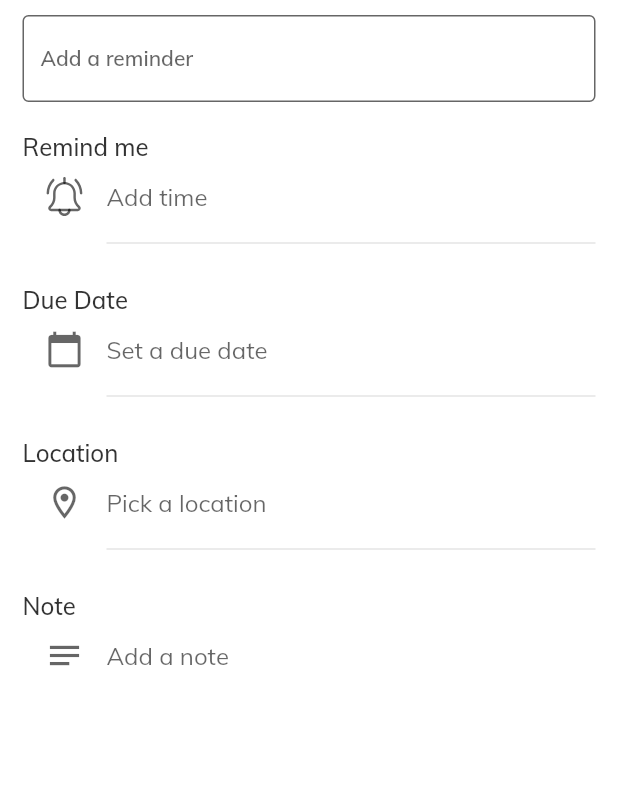
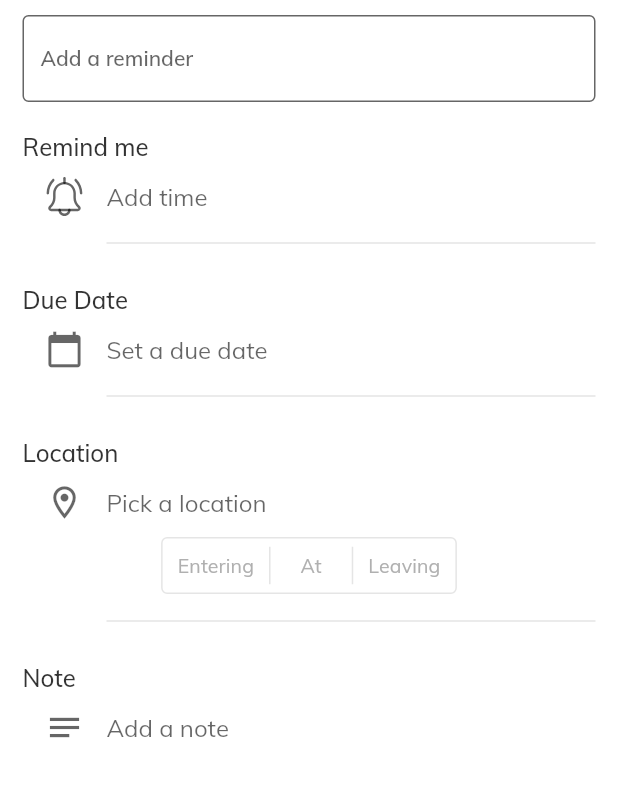
Before and after one commit to softode-code/geo_reminders, a Flutter app: the NewReminder screen opened directly, on a phone screen of 412 x 824 dp, the part 219-1016 px from its top. Run offline on Flutter 3.47's test engine with Material 2 defaults, Android fonts, the phone set to English and light mode, and no system bars; our stand-ins replace flutter_svg, geolocator, google_maps_flutter, sqflite; accounts and stored records are empty.

Commit message:
Location Status widget for pick lcoation

```diff
--- a/lib/res/theme.dart
+++ b/lib/res/theme.dart
@@ -18,6 +18,11 @@ ThemeData theme = ThemeData(
       color: hintColor,
       fontSize: 16,
       fontWeight: FontWeight.normal
+    ),
+    subtitle2: TextStyle(
+      color: disabledColor,
+      fontSize: 13,
+      fontWeight: FontWeight.normal
     )
   )
 );
--- a/lib/screens/new_reminder/new_reminder.dart
+++ b/lib/screens/new_reminder/new_reminder.dart
@@ -14,6 +14,7 @@ class _NewReminderState extends State<NewReminder> {
 
   final _formkey = GlobalKey<FormState>();
   String _reminderName;
+  int _locationStatus;
 
   @override
   Widget build(BuildContext context) {
@@ -111,6 +112,13 @@ class _NewReminderState extends State<NewReminder> {
                           )
                         ],
                       ),
+                      SizedBox(height:10),
+                      LocationStatus(
+                        locationStatus: _locationStatus,
+                        entering: () => setState(()=> _locationStatus =1),
+                        at :() => setState(()=> _locationStatus =2),
+                        leaving: () => setState(()=> _locationStatus =3),
+                      ),
                       Padding(
                         padding: EdgeInsets.only(left: 56, top: 10),
                         child: Divider(
@@ -148,3 +156,98 @@ class _NewReminderState extends State<NewReminder> {
     );
   }
 }
+
+class LocationStatus extends StatelessWidget {
+  LocationStatus({
+    Key key,
+    @required int locationStatus, this.entering, this.at, this.leaving,
+  }) : locationStatus = locationStatus, super(key: key);
+
+  int locationStatus;
+  final Function entering;
+  final Function at;
+  final Function leaving;
+
+  @override
+  Widget build(BuildContext context) {
+    return Row(
+      mainAxisAlignment: MainAxisAlignment.center,
+      children: [
+        Container(
+          decoration: BoxDecoration(
+            borderRadius: BorderRadius.circular(4.0),
+            color: Colors.transparent,
+            border: Border.all(
+              color: Colors.black.withOpacity(0.1),
+              width: 1
+            )
+          ),
+          child: Row(
+            mainAxisAlignment: MainAxisAlignment.spaceEvenly,
+            children: [
+              InkWell(
+                onTap: entering,
+                child: Container(
+                  decoration: locationStatus != null? ( locationStatus == 1 ? BoxDecoration(
+                    color: primaryLight,
+                    borderRadius: BorderRadius.only(topLeft:Radius.circular(4), bottomLeft:Radius.circular(4))
+                  ) : null ) : null,
+                  padding: EdgeInsets.all(10),
+                  child: Text(
+                    'Entering',
+                    style: locationStatus != null ? (
+                      locationStatus == 1 ? Theme.of(context).textTheme.subtitle2.copyWith(color: Colors.white) : Theme.of(context).textTheme.subtitle2
+                    ) : Theme.of(context).textTheme.subtitle2
+                  ),
+                ),
+              ),
+              Container(
+                width: 1,
+                height: 25,
+                color: Colors.black.withOpacity(0.1),
+
+              ),
+              InkWell(
+                onTap: at,
+                child: Container(
+                  decoration: locationStatus != null? ( locationStatus == 2 ? BoxDecoration(
+                      color: primaryLight,
+                    ) : null ) : null,
+                  padding: EdgeInsets.fromLTRB(20, 10, 20, 10),
+                  child: Text(
+                    'At',
+                    style: locationStatus != null ? (
+                      locationStatus == 2 ? Theme.of(context).textTheme.subtitle2.copyWith(color: Colors.white) : Theme.of(context).textTheme.subtitle2
+                    ) : Theme.of(context).textTheme.subtitle2
+                  ),
+                ),
+              ),
+               Container(
+                width: 1,
+                height: 25,
+                color: Colors.black.withOpacity(0.1),
+
+              ),
+              InkWell(
+                onTap:leaving,
+                child: Container(
+                  decoration: locationStatus != null? ( locationStatus == 3 ? BoxDecoration(
+                      color: primaryLight,
+                      borderRadius: BorderRadius.only(topRight:Radius.circular(4), bottomRight:Radius.circular(4))
+                    ) : null ) : null,
+                  padding: EdgeInsets.all(10),
+                  child: Text(
+                    'Leaving',
+                    style: locationStatus != null ? (
+                      locationStatus == 3 ? Theme.of(context).textTheme.subtitle2.copyWith(color: Colors.white) : Theme.of(context).textTheme.subtitle2
+                    ) : Theme.of(context).textTheme.subtitle2
+                  ),
+                ),
+              )
+            ],
+          )
+        )
+      ],
+    );
+  }
+}
```
